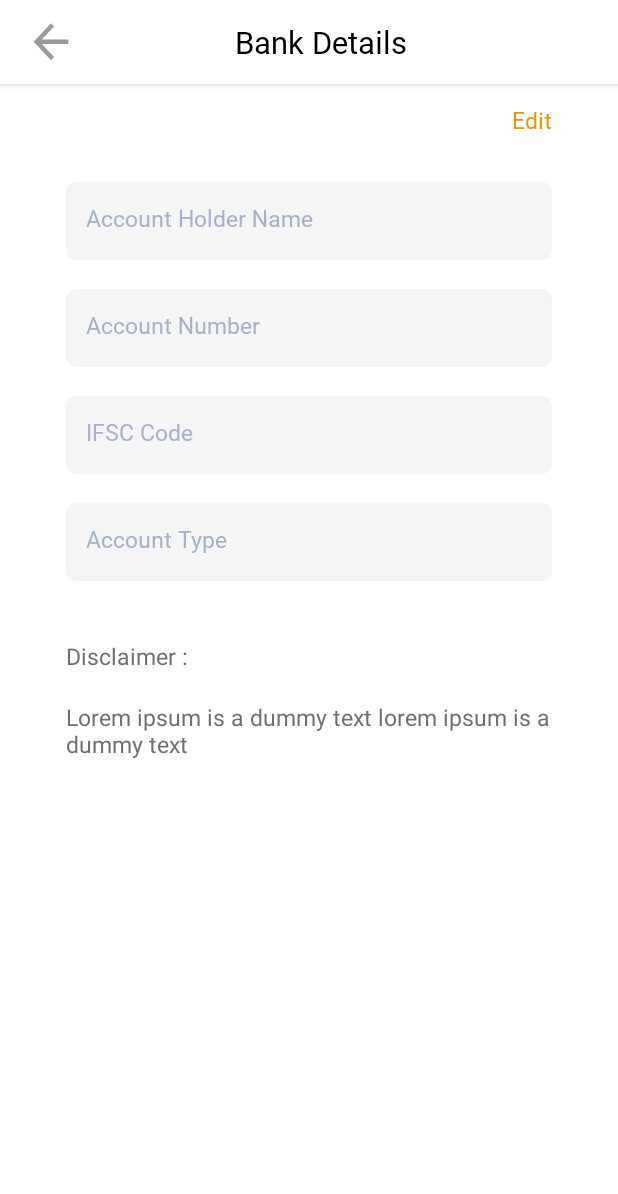
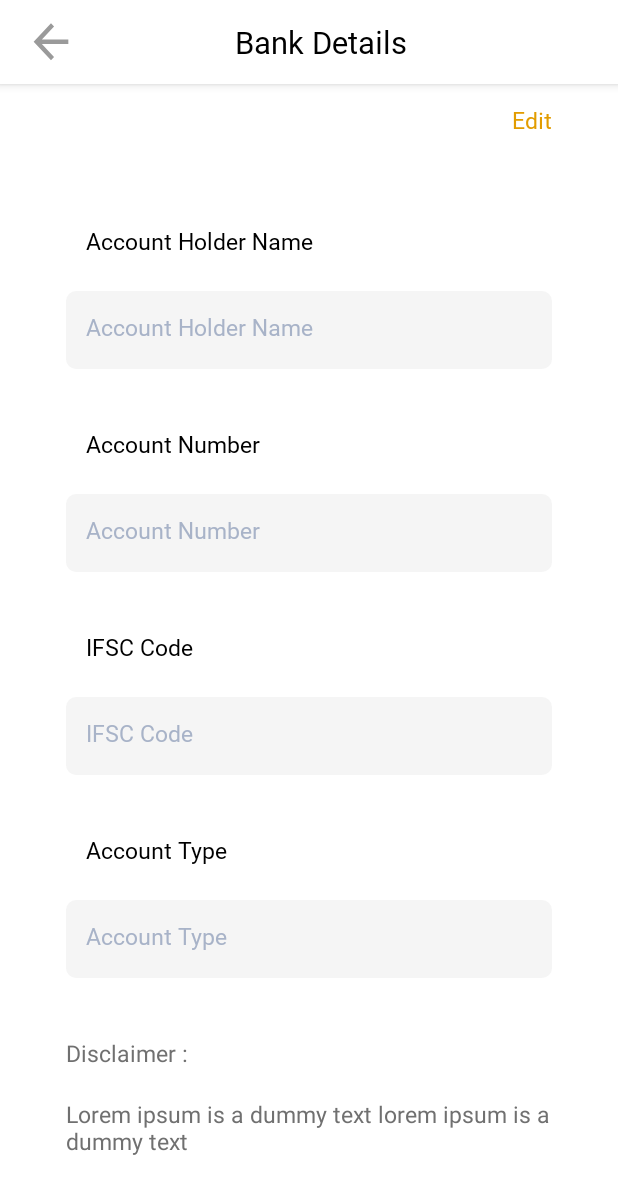
Before and after one commit to amay-28/B2C-Android-Application, an Android app: the BankDetailActivity screen opened directly, with no data from a screen before it, on a phone screen of 412 x 824 dp. Shown: the top 1194 px of the screen. Run offline under Robolectric (Android 15) with nearby library versions, the phone set to English and light mode, and no system bars; our stand-ins replace data binding, sdp/ssp sizes; 4 statements that could not run were skipped.

```diff
--- a/app/src/main/res/layout/activity_bank_detail.xml
+++ b/app/src/main/res/layout/activity_bank_detail.xml
@@ -12,7 +12,9 @@
 
     <RelativeLayout
         android:layout_width="match_parent"
-        android:layout_height="wrap_content">
+        android:layout_height="wrap_content"
+        android:background="@color/white"
+        >
 
         <ScrollView
             android:layout_width="match_parent"
@@ -21,11 +23,13 @@
             android:fillViewport="true"
             android:scrollbars="none">
 
-            <RelativeLayout
+            <LinearLayout
                 android:layout_width="match_parent"
                 android:layout_height="wrap_content"
                 android:layout_marginLeft="@dimen/_34sdp"
-                android:layout_marginRight="@dimen/_34sdp">
+                android:layout_marginRight="@dimen/_34sdp"
+                android:background="@color/white"
+                android:orientation="vertical">
 
                 <TextView
                     android:id="@+id/tvEdit"
@@ -35,17 +39,24 @@
                     android:layout_marginTop="@dimen/_10sdp"
                     android:fontFamily="@font/latosemibold"
                     android:singleLine="true"
+                    android:layout_gravity="end"
                     android:textColor="@color/yellow"
                     android:layout_alignParentRight="true"
                     android:layout_marginBottom="@dimen/_5sdp"
                     android:text="@string/edit" />
 
+                <TextView
+                    style="@style/EditText12ssp"
+                    android:fontFamily="@font/latoregular"
+                    android:layout_marginTop="@dimen/_30sdp"
+                    android:text="@string/Account_Holder_Name"
+                    android:padding="@dimen/_10sdp" />
 
                 <TextView
                     android:id="@+id/tvAccountHolderName"
                     style="@style/EditText12ssp"
                     android:fontFamily="@font/latoregular"
-                    android:layout_marginTop="@dimen/_50sdp"
+                    android:layout_marginTop="@dimen/_7sdp"
                     android:background="@drawable/rect_back_with_corner"
                     android:hint="@string/Account_Holder_Name"
                     android:imeOptions="actionNext"
@@ -55,11 +66,18 @@
                     android:inputType="text" />
 
                 <TextView
+                    style="@style/EditText12ssp"
+                    android:fontFamily="@font/latoregular"
+                    android:layout_marginTop="@dimen/_20sdp"
+                    android:text="@string/Account_Number"
+                    android:padding="@dimen/_10sdp" />
+
+                <TextView
                     android:id="@+id/tvAccountNumber"
                     style="@style/EditText12ssp"
                     android:fontFamily="@font/latoregular"
                     android:layout_below="@+id/tvAccountHolderName"
-                    android:layout_marginTop="@dimen/_15sdp"
+                    android:layout_marginTop="@dimen/_7sdp"
                     android:background="@drawable/rect_back_with_corner"
                     android:hint="@string/Account_Number"
                     android:imeOptions="actionNext"
@@ -69,11 +87,19 @@
                     android:inputType="number" />
 
                 <TextView
+                    style="@style/EditText12ssp"
+                    android:fontFamily="@font/latoregular"
+                    android:layout_marginTop="@dimen/_20sdp"
+                    android:text="@string/IFSC_Code"
+                    android:padding="@dimen/_10sdp" />
+
+
+                <TextView
                     android:id="@+id/tvIFSC_Code"
                     style="@style/EditText12ssp"
                     android:fontFamily="@font/latoregular"
                     android:layout_below="@+id/tvAccountNumber"
-                    android:layout_marginTop="@dimen/_15sdp"
+                    android:layout_marginTop="@dimen/_7sdp"
                     android:background="@drawable/rect_back_spinner"
                     android:hint="@string/IFSC_Code"
                     android:maxLength="11"
@@ -83,19 +109,26 @@
                     android:minHeight="@dimen/_40sdp" />
 
                 <TextView
+                    style="@style/EditText12ssp"
+                    android:fontFamily="@font/latoregular"
+                    android:layout_marginTop="@dimen/_20sdp"
+                    android:text="@string/Account_Type"
+                    android:padding="@dimen/_10sdp" />
+
+                <TextView
                     android:id="@+id/tvAccountType"
                     style="@style/EditText12ssp"
                     android:layout_width="match_parent"
                     android:layout_height="wrap_content"
+                    android:layout_below="@+id/tvIFSC_Code"
+                    android:layout_marginTop="@dimen/_7sdp"
+                    android:background="@drawable/rect_back_spinner"
                     android:fontFamily="@font/latoregular"
-                    android:background="@drawable/rect_back_spinner"
-                    android:layout_below="@+id/tvIFSC_Code"
-                    android:layout_marginTop="@dimen/_15sdp"
                     android:hint="@string/Account_Type"
                     android:imeOptions="actionNext"
                     android:inputType="text"
-                    android:padding="@dimen/_10sdp"
-                    android:minHeight="@dimen/_40sdp"/>
+                    android:minHeight="@dimen/_40sdp"
+                    android:padding="@dimen/_10sdp" />
 
                 <TextView
                     android:id="@+id/tvDisclaimer"
@@ -131,7 +164,7 @@
                     android:textSize="@dimen/_12ssp"/>
 -->
 
-            </RelativeLayout>
+            </LinearLayout>
         </ScrollView>
 
         <include android:id="@+id/header"
--- a/app/src/main/res/layout/activity_product_listing.xml
+++ b/app/src/main/res/layout/activity_product_listing.xml
@@ -44,6 +44,7 @@
                 android:weightSum="1">
 
                 <RelativeLayout
+                    android:id="@+id/rlSort"
                     android:layout_width="wrap_content"
                     android:layout_height="wrap_content"
                     android:layout_gravity="center"
@@ -70,6 +71,7 @@
                     android:background="@color/divider_line" />
 
                 <RelativeLayout
+                    android:id="@+id/rlFilter"
                     android:layout_width="wrap_content"
                     android:layout_height="wrap_content"
                     android:layout_gravity="center"
@@ -110,6 +112,7 @@
             <LinearLayout
                 android:layout_width="match_parent"
                 android:layout_height="wrap_content"
+                android:layout_below="@+id/view2"
                 android:orientation="vertical">
 
             <include layout="@layout/item_product_listing" />
```
Also changed, not shown: app/src/main/java/com/eb/onebandhan/auth/activity/SignUpInitialActivity.java (+31 -18 lines), app/src/main/java/com/eb/onebandhan/productListing/ProductListingActivity.java (+12 -9 lines), app/src/main/res/drawable-v24/rect_white_bg.xml (added, +11 -0 lines), app/src/main/res/drawable/ic_circular_cross.xml (added, +12 -0 lines), app/src/main/res/layout/bottom_sheet_sort.xml (added, +115 -0 lines), app/src/main/res/values/styles.xml (+13 -1 lines).
